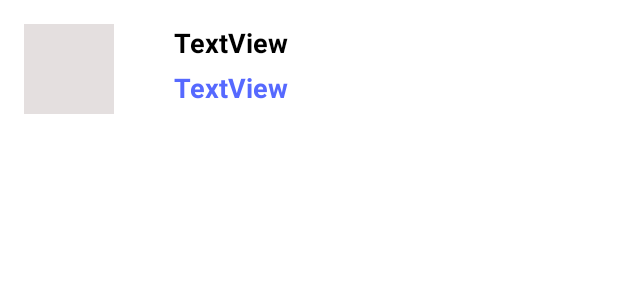
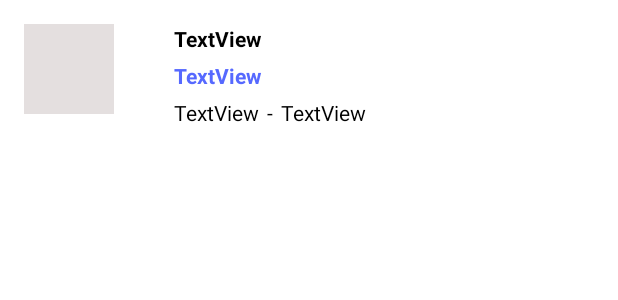
Before and after one commit to isSaturn/OurBookStore, an Android app: the layout adapter_view_layout_coupon.xml on its own in the app's theme, with its tools: preview values and no code run, on a phone screen of 412 x 824 dp. Shown: the top 300 px of the screen. Run offline under Robolectric (Android 15) with nearby library versions, the phone set to English and light mode, and no system bars.

Commit message:
Thêm tổng 8 mã KM vào DB và hoàn thành hiện dữ liệu trong DB trên layout của danh sách mã khuyến mãi

```diff
--- a/app/src/main/res/layout/adapter_view_layout_coupon.xml
+++ b/app/src/main/res/layout/adapter_view_layout_coupon.xml
@@ -24,7 +24,7 @@
         android:layout_toRightOf="@id/img_image"
         android:text="TextView"
         android:textColor="#000000"
-        android:textSize="18sp"
+        android:textSize="14sp"
         android:textStyle="bold"
         tools:layout_editor_absoluteX="248dp"
         tools:layout_editor_absoluteY="29dp" />
@@ -39,9 +39,52 @@
         android:layout_toRightOf="@id/img_image"
         android:text="TextView"
         android:textColor="@color/textColor"
-        android:textSize="18sp"
+        android:textSize="14sp"
         android:textStyle="bold"
         tools:layout_editor_absoluteX="248dp"
         tools:layout_editor_absoluteY="29dp" />
 
+    <TextView
+        android:id="@+id/Cp_tv_DateStart"
+        android:layout_width="wrap_content"
+        android:layout_height="wrap_content"
+        android:layout_below="@id/Cp_tv_Value"
+        android:layout_marginTop="5dp"
+        android:layout_marginLeft="40dp"
+        android:layout_toRightOf="@id/img_image"
+        android:text="TextView"
+        android:textColor="#000000"
+        android:textSize="14sp"
+        android:textStyle="normal"
+        tools:layout_editor_absoluteX="248dp"
+        tools:layout_editor_absoluteY="29dp" />
+    <TextView
+        android:id="@+id/Cp_tv_Gap"
+        android:layout_width="wrap_content"
+        android:layout_height="wrap_content"
+        android:layout_marginLeft="5dp"
+        android:layout_below="@id/Cp_tv_Value"
+        android:layout_marginTop="5dp"
+        android:layout_toRightOf="@id/Cp_tv_DateStart"
+        android:text="-"
+        android:textColor="#000000"
+        android:textSize="14sp"
+        android:textStyle="normal"
+        tools:layout_editor_absoluteX="248dp"
+        tools:layout_editor_absoluteY="29dp" />
+    <TextView
+        android:id="@+id/Cp_tv_DateEnd"
+        android:layout_width="wrap_content"
+        android:layout_height="wrap_content"
+        android:layout_marginLeft="5dp"
+        android:layout_below="@id/Cp_tv_Value"
+        android:layout_marginTop="5dp"
+        android:layout_toRightOf="@id/Cp_tv_Gap"
+        android:text="TextView"
+        android:textColor="#000000"
+        android:textSize="14sp"
+        android:textStyle="normal"
+        tools:layout_editor_absoluteX="248dp"
+        tools:layout_editor_absoluteY="29dp" />
+
 </RelativeLayout>
--- a/app/src/main/res/layout/fragment_coupon.xml
+++ b/app/src/main/res/layout/fragment_coupon.xml
@@ -43,8 +43,8 @@
 
         <ListView
             android:id="@+id/list_view"
-            android:layout_width="398dp"
-            android:layout_height="591dp"
+            android:layout_width="394dp"
+            android:layout_height="499dp"
             android:layout_marginTop="32dp"
             android:scrollbars="vertical"
             app:layout_constraintEnd_toEndOf="parent"
```
Also changed, not shown: app/src/main/java/com/example/androidproject_coupon/CouponFragment.java (+69 -12 lines), app/src/main/java/com/example/androidproject_coupon/CouponManagement/Coupon/Coupon.java (+25 -19 lines), app/src/main/java/com/example/androidproject_coupon/CouponManagement/Coupon/DatabaseHelper_Cp.java (+99 -1 lines), app/src/main/java/com/example/androidproject_coupon/CouponManagement/CouponAdapter.java (+11 -1 lines), app/src/main/java/com/example/androidproject_coupon/EditCoupon.java (+67 -10 lines), app/src/main/res/layout/activity_edit_coupon.xml (+5 -5 lines), 1 other file.
